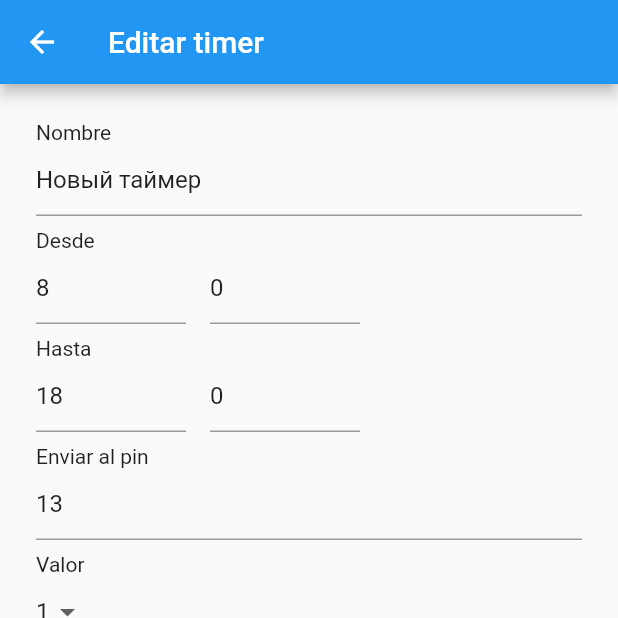
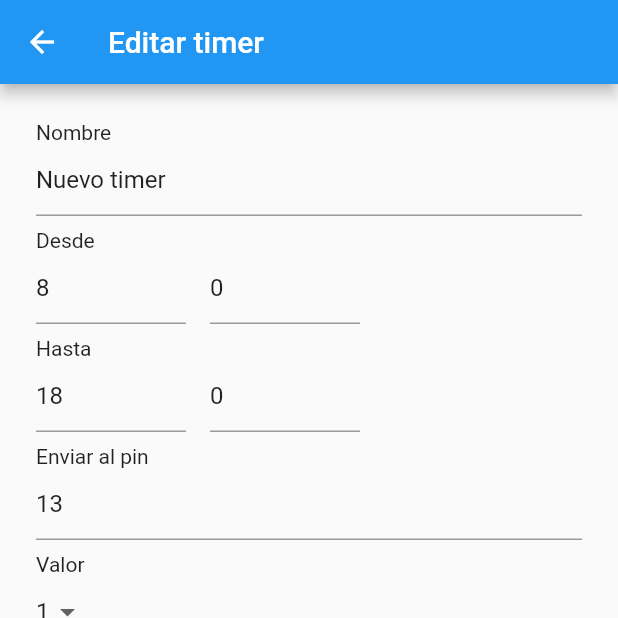
Before and after one commit to mishkov/Arduino_timer, a Flutter app: the TimersScreen screen opened by its route, after a tap on the "add" icon, on a phone screen of 412 x 824 dp, the top half of it. Run offline on Flutter 3.47's test engine with Material 2 defaults, Android fonts, the phone set to English and light mode, and no system bars; our stand-ins replace flutter_bloc, flutter_bluetooth_serial, sqflite; accounts and stored records are empty.

Commit message:
Change name default value

```diff
--- a/arduino_timer/lib/timers/timer.dart
+++ b/arduino_timer/lib/timers/timer.dart
@@ -17,7 +17,7 @@ class Timer {
 
   Timer.simple({
     this.id = -1,
-    this.name = 'Новый таймер',
+    this.name = 'Nuevo timer',
     this.beginHour = 8,
     this.beginMinute = 0,
     this.endHour = 18,
```
